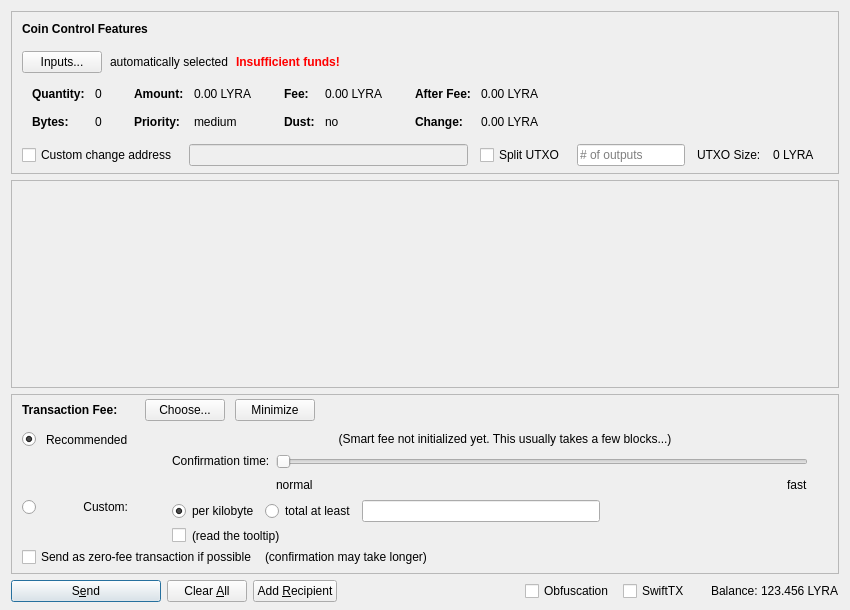
The window that src/qt/forms/sendcoinsdialog.ui (Test-Coin/scrypta) describes before a commit, drawn with Qt 5.
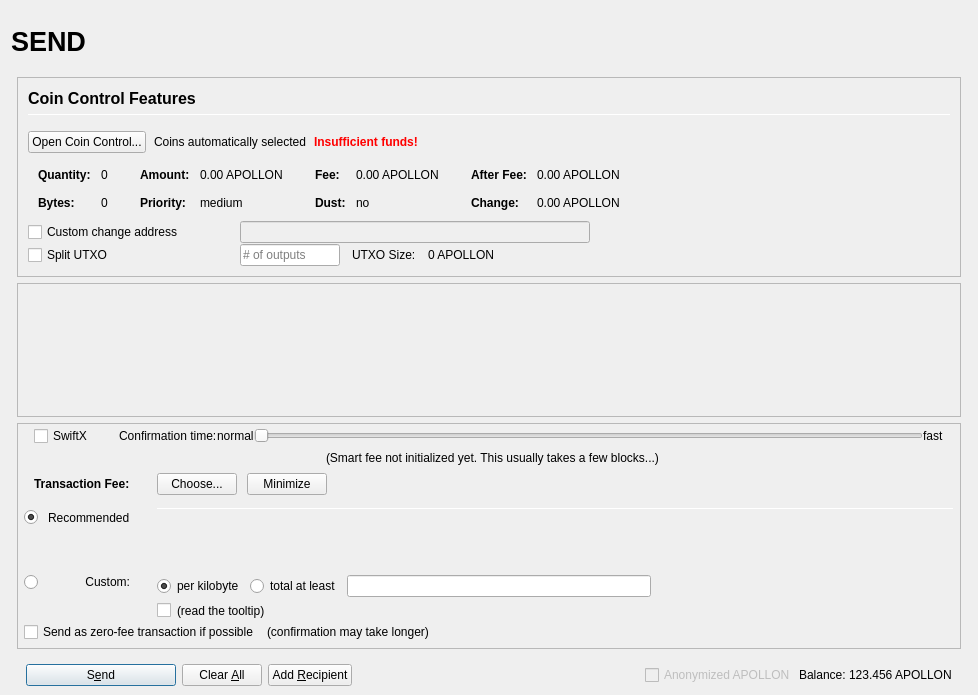
The same window after the commit. Icons and pictures are not drawn. Custom widgets are drawn as their Qt base class.

```diff
--- a/src/qt/forms/sendcoinsdialog.ui
+++ b/src/qt/forms/sendcoinsdialog.ui
@@ -2,20 +2,137 @@
 <ui version="4.0">
  <class>SendCoinsDialog</class>
  <widget class="QDialog" name="SendCoinsDialog">
+  <property name="enabled">
+   <bool>true</bool>
+  </property>
   <property name="geometry">
    <rect>
     <x>0</x>
     <y>0</y>
-    <width>850</width>
-    <height>610</height>
+    <width>978</width>
+    <height>695</height>
    </rect>
   </property>
   <property name="windowTitle">
    <string>Send Coins</string>
   </property>
-  <layout class="QVBoxLayout" name="verticalLayout" stretch="0,1,0,0">
+  <layout class="QVBoxLayout" name="verticalLayout" stretch="0">
    <property name="bottomMargin">
-    <number>8</number>
+    <number>9</number>
+   </property>
+   <item>
+    <layout class="QVBoxLayout" name="verticalLayout_Master" stretch="0,1">
+     <property name="spacing">
+      <number>0</number>
+     </property>
+     <property name="margin">
+      <number>0</number>
+     </property>
+     <item>
+      <widget class="QFrame" name="frame_Header">
+       <layout class="QVBoxLayout" name="verticalLayout_Header" stretch="0">
+        <property name="margin">
+         <number>0</number>
+        </property>
+        <item>
+         <layout class="QHBoxLayout" name="horizontalLayout_Header" stretch="1,0,1">
+          <property name="spacing">
+           <number>6</number>
+          </property>
+          <item>
+           <widget class="QLabel" name="labelOverviewHeaderLeft">
+            <property name="minimumSize">
+             <size>
+              <width>464</width>
+              <height>60</height>
+             </size>
+            </property>
+            <property name="maximumSize">
+             <size>
+              <width>16777215</width>
+              <height>60</height>
+             </size>
+            </property>
+            <property name="font">
+             <font>
+              <pointsize>20</pointsize>
+              <weight>75</weight>
+              <bold>true</bold>
+             </font>
+            </property>
+            <property name="text">
+             <string>SEND</string>
+            </property>
+            <property name="alignment">
+             <set>Qt::AlignLeading|Qt::AlignLeft|Qt::AlignVCenter</set>
+            </property>
+           </widget>
+          </item>
+          <item>
+           <spacer name="horizontalSpacer_Header">
+            <property name="orientation">
+             <enum>Qt::Horizontal</enum>
+            </property>
+            <property name="sizeHint" stdset="0">
+             <size>
+              <width>40</width>
+              <height>20</height>
+             </size>
+            </property>
+           </spacer>
+          </item>
+          <item>
+           <widget class="QLabel" name="labelOverviewHeaderRight">
+            <property name="minimumSize">
+             <size>
+              <width>464</width>
+              <height>60</height>
+             </size>
+            </property>
+            <property name="maximumSize">
+             <size>
+              <width>16777215</width>
+              <height>60</height>
+             </size>
+            </property>
+            <property name="font">
+             <font>
+              <pointsize>14</pointsize>
+             </font>
+            </property>
+            <property name="text">
+             <string/>
+            </property>
+            <property name="alignment">
+             <set>Qt::AlignRight|Qt::AlignTrailing|Qt::AlignVCenter</set>
+            </property>
+           </widget>
+          </item>
+         </layout>
+        </item>
+       </layout>
+      </widget>
+     </item>
+     <item>
+      <widget class="QFrame" name="frame_BG">
+       <property name="minimumSize">
+        <size>
+         <width>0</width>
+         <height>0</height>
+        </size>
+       </property>
+       <layout class="QVBoxLayout" name="layout_BG" stretch="0,0,0,0">
+        <property name="leftMargin">
+         <number>6</number>
+        </property>
+        <property name="topMargin">
+         <number>6</number>
+        </property>
+        <property name="rightMargin">
+         <number>6</number>
+        </property>
+        <property name="bottomMargin">
+         <number>0</number>
    </property>
    <item>
     <widget class="QFrame" name="frameCoinControl">
@@ -41,22 +158,14 @@
       <property name="spacing">
        <number>0</number>
       </property>
-      <property name="leftMargin">
+           <property name="margin">
        <number>0</number>
       </property>
-      <property name="topMargin">
-       <number>0</number>
-      </property>
-      <property name="rightMargin">
-       <number>0</number>
-      </property>
-      <property name="bottomMargin">
-       <number>6</number>
-      </property>
       <item>
-       <layout class="QVBoxLayout" name="verticalLayoutCoinControl" stretch="0,0,0,0,1">
+            <widget class="QFrame" name="frameCoinControl_BG">
+             <layout class="QVBoxLayout" name="verticalLayoutCoinControl" stretch="0,0,0,0,0,0">
         <property name="spacing">
-         <number>0</number>
+               <number>1</number>
         </property>
         <property name="leftMargin">
          <number>10</number>
@@ -70,6 +179,11 @@
            <number>15</number>
           </property>
           <item>
+                 <layout class="QVBoxLayout" name="verticalLayout_3">
+                  <property name="spacing">
+                   <number>6</number>
+                  </property>
+                  <item>
            <widget class="QLabel" name="labelCoinControlFeatures">
             <property name="sizePolicy">
              <sizepolicy hsizetype="Preferred" vsizetype="Maximum">
@@ -77,8 +191,15 @@
               <verstretch>0</verstretch>
              </sizepolicy>
             </property>
+                    <property name="minimumSize">
+                     <size>
+                      <width>0</width>
+                      <height>20</height>
+                     </size>
+                    </property>
             <property name="font">
              <font>
+                      <pointsize>12</pointsize>
               <weight>75</weight>
               <bold>true</bold>
              </font>
@@ -91,6 +212,27 @@
             </property>
            </widget>
           </item>
+                  <item>
+                   <widget class="Line" name="line">
+                    <property name="minimumSize">
+                     <size>
+                      <width>0</width>
+                      <height>1</height>
+                     </size>
+                    </property>
+                    <property name="maximumSize">
+                     <size>
+                      <width>16777215</width>
+                      <height>1</height>
+                     </size>
+                    </property>
+                    <property name="orientation">
+                     <enum>Qt::Horizontal</enum>
+                    </property>
+                   </widget>
+                  </item>
+                 </layout>
+                </item>
          </layout>
         </item>
         <item>
@@ -107,7 +249,7 @@
              <string notr="true"/>
             </property>
             <property name="text">
-             <string>Inputs...</string>
+                   <string>Open Coin Control...</string>
             </property>
             <property name="autoDefault">
              <bool>false</bool>
@@ -117,7 +259,7 @@
           <item>
            <widget class="QLabel" name="labelCoinControlAutomaticallySelected">
             <property name="text">
-             <string>automatically selected</string>
+                   <string>Coins automatically selected</string>
             </property>
             <property name="margin">
              <number>5</number>
@@ -324,7 +466,7 @@
                   <enum>Qt::ActionsContextMenu</enum>
                  </property>
                  <property name="text">
-                  <string notr="true">0.00 LYRA</string>
+                        <string notr="true">0.00 APOLLON</string>
                  </property>
                  <property name="textInteractionFlags">
                   <set>Qt::LinksAccessibleByMouse|Qt::TextSelectableByKeyboard|Qt::TextSelectableByMouse</set>
@@ -404,7 +546,7 @@
                   <enum>Qt::ActionsContextMenu</enum>
                  </property>
                  <property name="text">
-                  <string notr="true">0.00 LYRA</string>
+                        <string notr="true">0.00 APOLLON</string>
                  </property>
                  <property name="textInteractionFlags">
                   <set>Qt::LinksAccessibleByMouse|Qt::TextSelectableByKeyboard|Qt::TextSelectableByMouse</set>
@@ -484,7 +626,7 @@
                   <enum>Qt::ActionsContextMenu</enum>
                  </property>
                  <property name="text">
-                  <string notr="true">0.00 LYRA</string>
+                        <string notr="true">0.00 APOLLON</string>
                  </property>
                  <property name="textInteractionFlags">
                   <set>Qt::LinksAccessibleByMouse|Qt::TextSelectableByKeyboard|Qt::TextSelectableByMouse</set>
@@ -513,7 +655,7 @@
                   <enum>Qt::ActionsContextMenu</enum>
                  </property>
                  <property name="text">
-                  <string notr="true">0.00 LYRA</string>
+                        <string notr="true">0.00 APOLLON</string>
                  </property>
                  <property name="textInteractionFlags">
                   <set>Qt::LinksAccessibleByMouse|Qt::TextSelectableByKeyboard|Qt::TextSelectableByMouse</set>
@@ -528,7 +670,7 @@
          </widget>
         </item>
         <item>
-         <layout class="QHBoxLayout" name="horizontalLayoutCoinControl4" stretch="0,0,0,0,0,0,0">
+               <layout class="QHBoxLayout" name="horizontalLayoutCoinControl4">
           <property name="spacing">
            <number>12</number>
           </property>
@@ -536,13 +678,31 @@
            <enum>QLayout::SetDefaultConstraint</enum>
           </property>
           <property name="topMargin">
-           <number>5</number>
+                 <number>0</number>
           </property>
           <property name="rightMargin">
-           <number>5</number>
+                 <number>0</number>
           </property>
           <item>
            <widget class="QCheckBox" name="checkBoxCoinControlChange">
+                  <property name="sizePolicy">
+                   <sizepolicy hsizetype="Preferred" vsizetype="Preferred">
+                    <horstretch>0</horstretch>
+                    <verstretch>0</verstretch>
+                   </sizepolicy>
+                  </property>
+                  <property name="minimumSize">
+                   <size>
+                    <width>200</width>
+                    <height>0</height>
+                   </size>
+                  </property>
+                  <property name="maximumSize">
+                   <size>
+                    <width>200</width>
+                    <height>16777215</height>
+                   </size>
+                  </property>
             <property name="toolTip">
              <string>If this is activated, but the change address is empty or invalid, change will be sent to a newly generated address.</string>
             </property>
@@ -557,15 +717,71 @@
              <bool>false</bool>
             </property>
             <property name="sizePolicy">
-             <sizepolicy hsizetype="Expanding" vsizetype="Fixed">
+                   <sizepolicy hsizetype="Preferred" vsizetype="Preferred">
               <horstretch>0</horstretch>
               <verstretch>0</verstretch>
              </sizepolicy>
             </property>
-           </widget>
-          </item>
+                  <property name="minimumSize">
+                   <size>
+                    <width>300</width>
+                    <height>0</height>
+                   </size>
+                  </property>
+                 </widget>
+                </item>
+                <item>
+                 <widget class="QLabel" name="labelCoinControlChangeLabel">
+                  <property name="sizePolicy">
+                   <sizepolicy hsizetype="Preferred" vsizetype="Preferred">
+                    <horstretch>0</horstretch>
+                    <verstretch>0</verstretch>
+                   </sizepolicy>
+                  </property>
+                  <property name="minimumSize">
+                   <size>
+                    <width>100</width>
+                    <height>0</height>
+                   </size>
+                  </property>
+                  <property name="text">
+                   <string/>
+                  </property>
+                  <property name="margin">
+                   <number>3</number>
+                  </property>
+                 </widget>
+                </item>
+               </layout>
+              </item>
+              <item>
+               <layout class="QHBoxLayout" name="horizontalLayoutCoinControl6">
+                <property name="spacing">
+                 <number>12</number>
+                </property>
+                <property name="rightMargin">
+                 <number>0</number>
+                </property>
           <item>
            <widget class="QCheckBox" name="splitBlockCheckBox">
+                  <property name="sizePolicy">
+                   <sizepolicy hsizetype="Preferred" vsizetype="Preferred">
+                    <horstretch>0</horstretch>
+                    <verstretch>0</verstretch>
+                   </sizepolicy>
+                  </property>
+                  <property name="minimumSize">
+                   <size>
+                    <width>200</width>
+                    <height>0</height>
+                   </size>
+                  </property>
+                  <property name="maximumSize">
+                   <size>
+                    <width>200</width>
+                    <height>16777215</height>
+                   </size>
+                  </property>
             <property name="text">
              <string>Split UTXO</string>
             </property>
@@ -574,11 +790,23 @@
           <item>
            <widget class="QLineEdit" name="splitBlockLineEdit">
             <property name="sizePolicy">
-             <sizepolicy hsizetype="Fixed" vsizetype="Fixed">
+                   <sizepolicy hsizetype="Preferred" vsizetype="Preferred">
               <horstretch>50</horstretch>
               <verstretch>0</verstretch>
              </sizepolicy>
             </property>
+                  <property name="minimumSize">
+                   <size>
+                    <width>100</width>
+                    <height>0</height>
+                   </size>
+                  </property>
+                  <property name="maximumSize">
+                   <size>
+                    <width>100</width>
+                    <height>16777215</height>
+                   </size>
+                  </property>
             <property name="placeholderText">
              <string># of outputs</string>
             </property>
@@ -594,31 +822,22 @@
           <item>
            <widget class="QLabel" name="labelBlockSize">
             <property name="text">
-             <string>0 LYRA</string>
+                   <string>0 APOLLON</string>
             </property>
            </widget>
           </item>
           <item>
-           <widget class="QLabel" name="labelCoinControlChangeLabel">
-            <property name="sizePolicy">
-             <sizepolicy hsizetype="Preferred" vsizetype="Expanding">
-              <horstretch>0</horstretch>
-              <verstretch>0</verstretch>
-             </sizepolicy>
-            </property>
-            <property name="minimumSize">
+                 <spacer name="horizontalSpacer_7">
+                  <property name="orientation">
+                   <enum>Qt::Horizontal</enum>
+                  </property>
+                  <property name="sizeHint" stdset="0">
              <size>
-              <width>0</width>
-              <height>0</height>
-             </size>
-            </property>
-            <property name="text">
-             <string/>
-            </property>
-            <property name="margin">
-             <number>3</number>
-            </property>
-           </widget>
+                    <width>40</width>
+                    <height>20</height>
+                   </size>
+                  </property>
+                 </spacer>
           </item>
          </layout>
         </item>
@@ -636,6 +855,7 @@
          </spacer>
         </item>
        </layout>
+            </widget>
       </item>
      </layout>
     </widget>
@@ -650,8 +870,8 @@
        <rect>
         <x>0</x>
         <y>0</y>
-        <width>830</width>
-        <height>95</height>
+             <width>944</width>
+             <height>69</height>
        </rect>
       </property>
       <layout class="QVBoxLayout" name="verticalLayout_2" stretch="0,1">
@@ -715,31 +935,196 @@
       <property name="spacing">
        <number>0</number>
       </property>
+           <property name="margin">
+            <number>0</number>
+           </property>
+           <item>
+            <layout class="QVBoxLayout" name="verticalLayoutFee2" stretch="0,0,0,0">
+             <property name="spacing">
+              <number>0</number>
+             </property>
       <property name="leftMargin">
-       <number>0</number>
+              <number>6</number>
       </property>
       <property name="topMargin">
        <number>0</number>
       </property>
       <property name="rightMargin">
+              <number>6</number>
+             </property>
+             <item>
+              <layout class="QVBoxLayout" name="verticalLayout_feeConf">
+               <property name="spacing">
        <number>0</number>
       </property>
+               <property name="leftMargin">
+                <number>10</number>
+               </property>
+               <property name="rightMargin">
+                <number>10</number>
+               </property>
       <property name="bottomMargin">
+                <number>5</number>
+               </property>
+               <item>
+                <layout class="QHBoxLayout" name="horizontalLayoutFee9">
+                 <item>
+                  <widget class="QCheckBox" name="checkSwiftTX">
+                   <property name="enabled">
+                    <bool>true</bool>
+                   </property>
+                   <property name="minimumSize">
+                    <size>
+                     <width>85</width>
+                     <height>0</height>
+                    </size>
+                   </property>
+                   <property name="toolTip">
+                    <string>SwiftX technology allows for near instant transactions - A flat fee of 0.01 APOLLON applies</string>
+                   </property>
+                   <property name="text">
+                    <string>SwiftX</string>
+                   </property>
+                  </widget>
+                 </item>
+                 <item>
+                  <widget class="QLabel" name="labelSmartFee3">
+                   <property name="text">
+                    <string>Confirmation time:</string>
+                   </property>
+                   <property name="margin">
+                    <number>2</number>
+                   </property>
+                  </widget>
+                 </item>
+                 <item>
+                  <widget class="QLabel" name="labelSmartFeeNormal">
+                   <property name="text">
+                    <string>normal</string>
+                   </property>
+                   <property name="margin">
+                    <number>8</number>
+                   </property>
+                  </widget>
+                 </item>
+                 <item>
+                  <widget class="QSlider" name="sliderSmartFee">
+                   <property name="minimumSize">
+                    <size>
+                     <width>0</width>
+                     <height>24</height>
+                    </size>
+                   </property>
+                   <property name="minimum">
        <number>0</number>
       </property>
+                   <property name="maximum">
+                    <number>24</number>
+                   </property>
+                   <property name="pageStep">
+                    <number>1</number>
+                   </property>
+                   <property name="value">
+                    <number>0</number>
+                   </property>
+                   <property name="orientation">
+                    <enum>Qt::Horizontal</enum>
+                   </property>
+                   <property name="invertedAppearance">
+                    <bool>false</bool>
+                   </property>
+                   <property name="invertedControls">
+                    <bool>false</bool>
+                   </property>
+                   <property name="tickPosition">
+                    <enum>QSlider::NoTicks</enum>
+                   </property>
+                  </widget>
+                 </item>
       <item>
-       <layout class="QVBoxLayout" name="verticalLayoutFee2" stretch="0,0,0">
+                  <widget class="QLabel" name="labelSmartFeeFast">
+                   <property name="text">
+                    <string>fast</string>
+                   </property>
+                   <property name="margin">
+                    <number>8</number>
+                   </property>
+                  </widget>
+                 </item>
+                </layout>
+               </item>
+               <item>
+                <layout class="QHBoxLayout" name="horizontalLayout_recommended_texts">
         <property name="spacing">
          <number>0</number>
         </property>
-        <property name="leftMargin">
-         <number>10</number>
-        </property>
-        <property name="topMargin">
-         <number>0</number>
-        </property>
+                 <item>
+                  <spacer name="horizontalSpacer_8">
+                   <property name="orientation">
+                    <enum>Qt::Horizontal</enum>
+                   </property>
+                   <property name="sizeHint" stdset="0">
+                    <size>
+                     <width>40</width>
+                     <height>20</height>
+                    </size>
+                   </property>
+                  </spacer>
+                 </item>
+                 <item>
+                  <widget class="QLabel" name="labelFeeEstimation">
+                   <property name="text">
+                    <string/>
+                   </property>
+                   <property name="margin">
+                    <number>2</number>
+                   </property>
+                  </widget>
+                 </item>
+                 <item>
+                  <widget class="QLabel" name="labelSmartFee2">
+                   <property name="text">
+                    <string>(Smart fee not initialized yet. This usually takes a few blocks...)</string>
+                   </property>
+                   <property name="alignment">
+                    <set>Qt::AlignLeading|Qt::AlignLeft|Qt::AlignVCenter</set>
+                   </property>
+                   <property name="wordWrap">
+                    <bool>false</bool>
+                   </property>
+                   <property name="margin">
+                    <number>2</number>
+                   </property>
+                   <property name="indent">
+                    <number>-1</number>
+                   </property>
+                  </widget>
+                 </item>
+                 <item>
+                  <spacer name="horizontalSpacer_3">
+                   <property name="orientation">
+                    <enum>Qt::Horizontal</enum>
+                   </property>
+                   <property name="sizeHint" stdset="0">
+                    <size>
+                     <width>40</width>
+                     <height>20</height>
+                    </size>
+                   </property>
+                  </spacer>
+                 </item>
+                </layout>
+               </item>
+              </layout>
+             </item>
         <item>
          <layout class="QHBoxLayout" name="horizontalLayoutFee1">
+               <property name="leftMargin">
+                <number>10</number>
+               </property>
+               <property name="rightMargin">
+                <number>10</number>
+               </property>
           <property name="bottomMargin">
            <number>0</number>
           </property>
@@ -748,22 +1133,6 @@
             <property name="spacing">
              <number>0</number>
             </property>
-            <item>
-             <spacer name="verticalSpacerSmartFee">
-              <property name="orientation">
-               <enum>Qt::Vertical</enum>
-              </property>
-              <property name="sizeType">
-               <enum>QSizePolicy::Fixed</enum>
-              </property>
-              <property name="sizeHint" stdset="0">
-               <size>
-                <width>1</width>
-                <height>4</height>
-               </size>
-              </property>
-             </spacer>
-            </item>
             <item>
              <layout class="QHBoxLayout" name="horizontalLayoutSmartFee">
               <property name="spacing">
@@ -879,7 +1248,61 @@
              <property name="verticalSpacing">
               <number>4</number>
              </property>
-             <item row="2" column="4">
+                  <item row="2" column="0">
+                   <layout class="QVBoxLayout" name="verticalLayoutFee4" stretch="0">
+                    <item>
+                     <spacer name="verticalSpacer_2">
+                      <property name="orientation">
+                       <enum>Qt::Vertical</enum>
+                      </property>
+                      <property name="sizeHint" stdset="0">
+                       <size>
+                        <width>1</width>
+                        <height>1</height>
+                       </size>
+                      </property>
+                     </spacer>
+                    </item>
+                   </layout>
+                  </item>
+                  <item row="3" column="0">
+                   <layout class="QVBoxLayout" name="verticalLayoutFee9" stretch="0,1">
+                    <item>
+                     <widget class="QRadioButton" name="radioCustomFee">
+                      <property name="text">
+                       <string/>
+                      </property>
+                      <attribute name="buttonGroup">
+                       <string notr="true">groupFee</string>
+                      </attribute>
+                     </widget>
+                    </item>
+                    <item>
+                     <spacer name="verticalSpacer_6">
+                      <property name="orientation">
+                       <enum>Qt::Vertical</enum>
+                      </property>
+                      <property name="sizeHint" stdset="0">
+                       <size>
+                        <width>1</width>
+                        <height>1</height>
+                       </size>
+                      </property>
+                     </spacer>
+                    </item>
+                   </layout>
+                  </item>
+                  <item row="3" column="1">
+                   <widget class="QLabel" name="labelCustomFee">
+                    <property name="text">
+                     <string>Custom:</string>
+                    </property>
+                    <property name="alignment">
+                     <set>Qt::AlignRight|Qt::AlignTop|Qt::AlignTrailing</set>
+                    </property>
+                   </widget>
+                  </item>
+                  <item row="3" column="4">
               <layout class="QVBoxLayout" name="verticalLayoutFee8">
                <property name="spacing">
                 <number>6</number>
@@ -978,218 +1401,14 @@
                </item>
               </layout>
              </item>
-             <item row="1" column="0">
-              <layout class="QVBoxLayout" name="verticalLayoutFee4" stretch="1">
-               <item>
-                <spacer name="verticalSpacer_2">
-                 <property name="orientation">
-                  <enum>Qt::Vertical</enum>
-                 </property>
-                 <property name="sizeHint" stdset="0">
-                  <size>
-                   <width>1</width>
-                   <height>1</height>
-                  </size>
-                 </property>
-                </spacer>
-               </item>
-              </layout>
-             </item>
-             <item row="2" column="0">
-              <layout class="QVBoxLayout" name="verticalLayoutFee9" stretch="0,1">
-               <item>
-                <widget class="QRadioButton" name="radioCustomFee">
-                 <property name="text">
-                  <string/>
-                 </property>
-                 <attribute name="buttonGroup">
-                  <string notr="true">groupFee</string>
-                 </attribute>
-                </widget>
-               </item>
-               <item>
-                <spacer name="verticalSpacer_6">
-                 <property name="orientation">
-                  <enum>Qt::Vertical</enum>
-                 </property>
-                 <property name="sizeHint" stdset="0">
-                  <size>
-                   <width>1</width>
-                   <height>1</height>
-                  </size>
-                 </property>
-                </spacer>
-               </item>
-              </layout>
-             </item>
-             <item row="1" column="4">
-              <layout class="QVBoxLayout" name="verticalLayoutFee3" stretch="0,0,1">
-               <property name="spacing">
-                <number>6</number>
-               </property>
-               <property name="topMargin">
-                <number>2</number>
-               </property>
-               <item>
-                <layout class="QHBoxLayout" name="horizontalLayoutFee12">
-                 <item>
-                  <spacer name="horizontalSpacer_5">
-                   <property name="orientation">
-                    <enum>Qt::Horizontal</enum>
-                   </property>
-                   <property name="sizeHint" stdset="0">
-                    <size>
-                     <width>1</width>
-                     <height>1</height>
-                    </size>
-                   </property>
-                  </spacer>
-                 </item>
-                </layout>
-               </item>
-               <item>
-                <layout class="QHBoxLayout" name="horizontalLayoutFee9">
-                 <item>
-                  <layout class="QVBoxLayout" name="verticalLayoutFee6">
-                   <item>
-                    <widget class="QLabel" name="labelSmartFee3">
-                     <property name="text">
-                      <string>Confirmation time:</string>
-                     </property>
-                     <property name="margin">
-                      <number>2</number>
-                     </property>
-                    </widget>
-                   </item>
-                   <item>
-                    <spacer name="verticalSpacer_3">
-                     <property name="orientation">
-                      <enum>Qt::Vertical</enum>
-                     </property>
-                     <property name="sizeHint" stdset="0">
-                      <size>
-                       <width>1</width>
-                       <height>1</height>
-                      </size>
-                     </property>
-                    </spacer>
-                   </item>
-                  </layout>
-                 </item>
-                 <item>
-                  <layout class="QVBoxLayout" name="verticalLayoutFee5">
-                   <property name="rightMargin">
-                    <number>30</number>
-                   </property>
-                   <item>
-                    <widget class="QSlider" name="sliderSmartFee">
-                     <property name="minimum">
-                      <number>0</number>
-                     </property>
-                     <property name="maximum">
-                      <number>24</number>
-                     </property>
-                     <property name="pageStep">
-                      <number>1</number>
-                     </property>
-                     <property name="value">
-                      <number>0</number>
-                     </property>
-                     <property name="orientation">
-                      <enum>Qt::Horizontal</enum>
-                     </property>
-                     <property name="invertedAppearance">
-                      <bool>false</bool>
-                     </property>
-                     <property name="invertedControls">
-                      <bool>false</bool>
-                     </property>
-                     <property name="tickPosition">
-                      <enum>QSlider::NoTicks</enum>
-                     </property>
-                    </widget>
-                   </item>
-                   <item>
-                    <layout class="QHBoxLayout" name="horizontalLayoutFee10">
-                     <item>
-                      <widget class="QLabel" name="labelSmartFeeNormal">
-                       <property name="text">
-                        <string>normal</string>
-                       </property>
-                      </widget>
-                     </item>
-                     <item>
-                      <spacer name="horizontalSpacer_3">
-                       <property name="orientation">
-                        <enum>Qt::Horizontal</enum>
-                       </property>
-                       <property name="sizeHint" stdset="0">
-                        <size>
-                         <width>40</width>
-                         <height>20</height>
-                        </size>
-                       </property>
-                      </spacer>
-                     </item>
-                     <item>
-                      <widget class="QLabel" name="labelSmartFeeFast">
-                       <property name="text">
-                        <string>fast</string>
-                       </property>
-                      </widget>
-                     </item>
-                    </layout>
-                   </item>
-                  </layout>
-                 </item>
-                </layout>
-               </item>
-               <item>
-                <spacer name="verticalSpacer_4">
-                 <property name="orientation">
-                  <enum>Qt::Vertical</enum>
-                 </property>
-                 <property name="sizeHint" stdset="0">
-                  <size>
-                   <width>1</width>
-                   <height>1</height>
-                  </size>
-                 </property>
-                </spacer>
-               </item>
-              </layout>
-             </item>
-             <item row="0" column="1">
+                  <item row="1" column="1">
               <widget class="QLabel" name="labelSmartFee_2">
                <property name="text">
                 <string>Recommended</string>
                </property>
               </widget>
              </item>
-             <item row="0" column="0">
-              <widget class="QRadioButton" name="radioSmartFee">
-               <property name="text">
-                <string/>
-               </property>
-               <property name="checked">
-                <bool>true</bool>
-               </property>
-               <attribute name="buttonGroup">
-                <string notr="true">groupFee</string>
-               </attribute>
-              </widget>
-             </item>
-             <item row="2" column="1">
-              <widget class="QLabel" name="labelCustomFee">
-               <property name="text">
-                <string>Custom:</string>
-               </property>
-               <property name="alignment">
-                <set>Qt::AlignRight|Qt::AlignTop|Qt::AlignTrailing</set>
-               </property>
-              </widget>
-             </item>
-             <item row="0" column="2">
+                  <item row="1" column="2">
               <widget class="QLabel" name="labelSmartFee">
                <property name="text">
                 <string/>
@@ -1199,28 +1418,93 @@
                </property>
               </widget>
              </item>
-             <item row="0" column="3">
-              <widget class="QLabel" name="labelFeeEstimation">
+                  <item row="1" column="0">
+                   <widget class="QRadioButton" name="radioSmartFee">
                <property name="text">
                 <string/>
                </property>
-              </widget>
-             </item>
-             <item row="0" column="4">
-              <widget class="QLabel" name="labelSmartFee2">
-               <property name="text">
-                <string>(Smart fee not initialized yet. This usually takes a few blocks...)</string>
-               </property>
-               <property name="alignment">
-                <set>Qt::AlignHCenter</set>
-               </property>
-               <property name="wordWrap">
+                    <property name="checked">
                 <bool>true</bool>
                </property>
-               <property name="margin">
+                    <attribute name="buttonGroup">
+                     <string notr="true">groupFee</string>
+                    </attribute>
+                   </widget>
+                  </item>
+                  <item row="0" column="4" rowspan="3">
+                   <layout class="QVBoxLayout" name="verticalLayoutFee3" stretch="0,0,0,0">
+                    <property name="spacing">
+                     <number>6</number>
+                    </property>
+                    <property name="topMargin">
                 <number>2</number>
                </property>
-              </widget>
+                    <property name="bottomMargin">
+                     <number>20</number>
+                    </property>
+                    <item>
+                     <widget class="Line" name="line_2">
+                      <property name="minimumSize">
+                       <size>
+                        <width>0</width>
+                        <height>1</height>
+                       </size>
+                      </property>
+                      <property name="maximumSize">
+                       <size>
+                        <width>16777215</width>
+                        <height>1</height>
+                       </size>
+                      </property>
+                      <property name="orientation">
+                       <enum>Qt::Horizontal</enum>
+                      </property>
+                     </widget>
+                    </item>
+                    <item>
+                     <layout class="QHBoxLayout" name="horizontalLayoutFee12">
+                      <item>
+                       <spacer name="horizontalSpacer_5">
+                        <property name="orientation">
+                         <enum>Qt::Horizontal</enum>
+                        </property>
+                        <property name="sizeHint" stdset="0">
+                         <size>
+                          <width>1</width>
+                          <height>1</height>
+                         </size>
+                        </property>
+                       </spacer>
+                      </item>
+                     </layout>
+                    </item>
+                    <item>
+                     <spacer name="verticalSpacer_4">
+                      <property name="orientation">
+                       <enum>Qt::Vertical</enum>
+                      </property>
+                      <property name="sizeHint" stdset="0">
+                       <size>
+                        <width>1</width>
+                        <height>1</height>
+                       </size>
+                      </property>
+                     </spacer>
+                    </item>
+                    <item>
+                     <spacer name="verticalSpacer_3">
+                      <property name="orientation">
+                       <enum>Qt::Vertical</enum>
+                      </property>
+                      <property name="sizeHint" stdset="0">
+                       <size>
+                        <width>20</width>
+                        <height>40</height>
+                       </size>
+                      </property>
+                     </spacer>
+                    </item>
+                   </layout>
              </item>
             </layout>
            </item>
@@ -1299,7 +1583,11 @@
     </widget>
    </item>
    <item>
+         <widget class="QFrame" name="frame_Send">
     <layout class="QHBoxLayout" name="horizontalLayout">
+           <property name="bottomMargin">
+            <number>0</number>
+           </property>
      <item>
       <widget class="QPushButton" name="sendButton">
        <property name="minimumSize">
@@ -1385,34 +1673,12 @@
         <number>3</number>
        </property>
        <item>
-        <widget class="QCheckBox" name="checkUseObfuscation">
-         <property name="minimumSize">
-          <size>
-           <width>95</width>
-           <height>0</height>
-          </size>
-         </property>
-         <property name="text">
-          <string>Obfuscation</string>
-         </property>
-         <property name="checked">
-          <bool>false</bool>
-         </property>
-        </widget>
-       </item>
-       <item>
-        <widget class="QCheckBox" name="checkSwiftTX">
+              <widget class="QCheckBox" name="checkzAPOLLON">
          <property name="enabled">
-          <bool>true</bool>
-         </property>
-         <property name="minimumSize">
-          <size>
-           <width>85</width>
-           <height>0</height>
-          </size>
+                <bool>false</bool>
          </property>
          <property name="text">
-          <string>SwiftTX</string>
+                <string>Anonymized APOLLON</string>
          </property>
         </widget>
        </item>
@@ -1435,7 +1701,7 @@
           <cursorShape>IBeamCursor</cursorShape>
          </property>
          <property name="text">
-          <string notr="true">123.456 LYRA</string>
+                <string notr="true">123.456 APOLLON</string>
          </property>
          <property name="textInteractionFlags">
           <set>Qt::LinksAccessibleByMouse|Qt::TextSelectableByKeyboard|Qt::TextSelectableByMouse</set>
@@ -1443,6 +1709,12 @@
         </widget>
        </item>
       </layout>
+           </item>
+          </layout>
+         </widget>
+        </item>
+       </layout>
+      </widget>
      </item>
     </layout>
    </item>
```
Left out of the diff: 51 changed lines with no effect on the pictures. Lines whose indentation alone changed are shown as unchanged.
